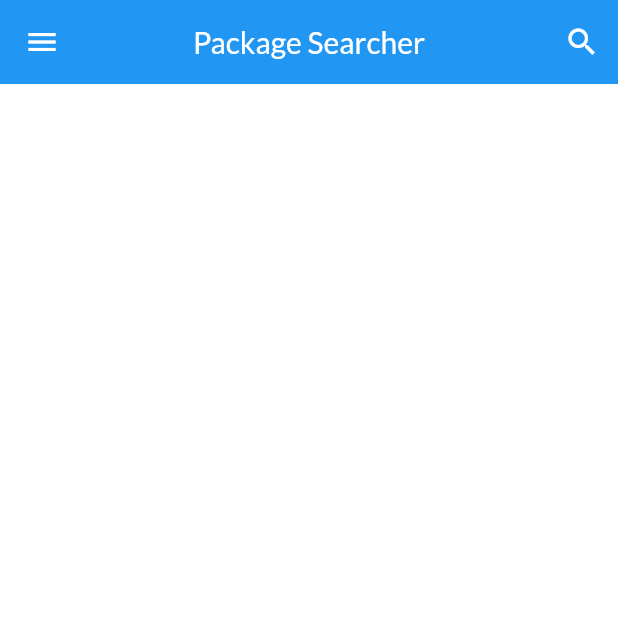
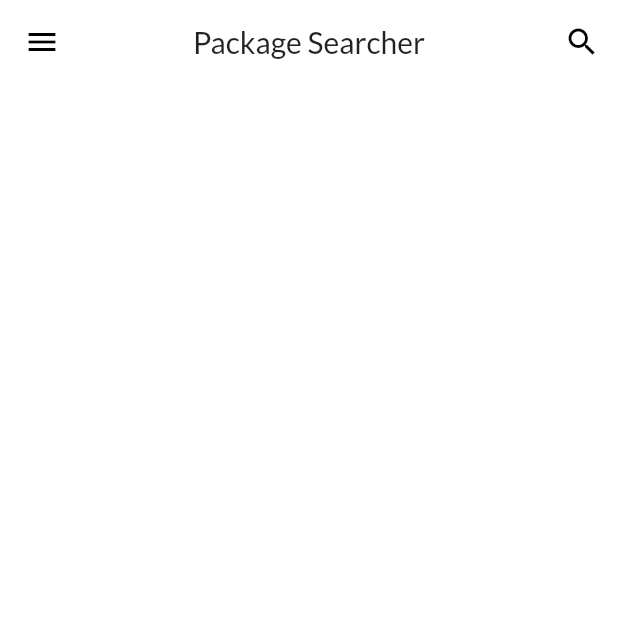
Before and after one commit to poacpm/poac-app, a Flutter app: the screen it shows after launch, on a phone screen of 412 x 824 dp, the top half of it. Run offline on Flutter 3.47's test engine with Material 2 defaults, Android fonts, the phone set to English and light mode, and no system bars; missing offline and left inert: algolia.

Commit message:
Change primarySwatch

```diff
--- a/lib/main.dart
+++ b/lib/main.dart
@@ -4,13 +4,29 @@ import 'package:poac/pages/home.dart';
 void main() => runApp(MyApp());
 
 class MyApp extends StatelessWidget {
+  final MaterialColor white = const MaterialColor(
+    0xFFFFFFFF,
+    const <int, Color>{
+      50: const Color(0xFFFFFFFF),
+      100: const Color(0xFFFFFFFF),
+      200: const Color(0xFFFFFFFF),
+      300: const Color(0xFFFFFFFF),
+      400: const Color(0xFFFFFFFF),
+      500: const Color(0xFFFFFFFF),
+      600: const Color(0xFFFFFFFF),
+      700: const Color(0xFFFFFFFF),
+      800: const Color(0xFFFFFFFF),
+      900: const Color(0xFFFFFFFF),
+    },
+  );
+
   // This widget is the root of your application.
   @override
   Widget build(BuildContext context) {
     return MaterialApp(
       title: 'poac',
       theme: ThemeData(
-        primarySwatch: Colors.blue,
+        primarySwatch: white,
         canvasColor: Colors.white,
         fontFamily: 'Lato',
       ),
```
